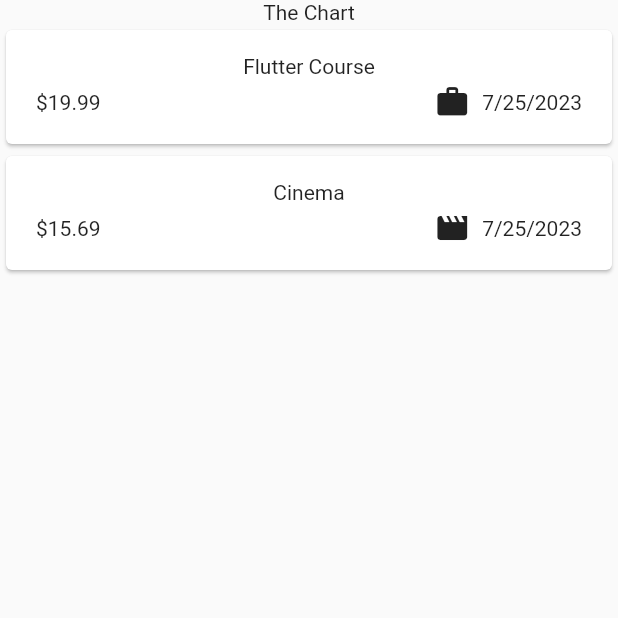
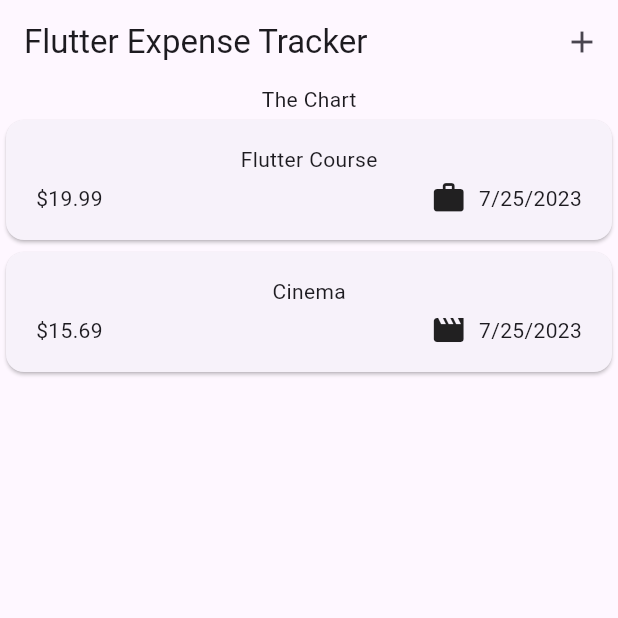
Before and after one commit to omanfathurrahman/expense_tracker, a Flutter app: the screen it shows after launch, on a phone screen of 412 x 824 dp, the top half of it. Run offline on Flutter 3.47's test engine with Material 2 defaults, Android fonts, the phone set to English and light mode, and no system bars.

Commit message:
Setting an AppBar with a Title & Actions

```diff
--- a/lib/main.dart
+++ b/lib/main.dart
@@ -10,6 +10,9 @@ class MainApp extends StatelessWidget {
 
   @override
   Widget build(BuildContext context) {
-    return const MaterialApp(home: ExpensesState());
+    return MaterialApp(
+      theme: ThemeData(useMaterial3: true),
+      home: const ExpensesState(),
+    );
   }
 }
--- a/lib/widgets/expenses.dart
+++ b/lib/widgets/expenses.dart
@@ -29,6 +29,15 @@ class _ExpensesStateState extends State<ExpensesState> {
   @override
   Widget build(BuildContext context) {
     return Scaffold(
+      appBar: AppBar(
+        title: const Text('Flutter Expense Tracker'),
+        actions: [
+          IconButton(
+            onPressed: () {},
+            icon: const Icon(Icons.add),
+          )
+        ],
+      ),
       body: Column(
         children: [
           const Text("The Chart"),
```
